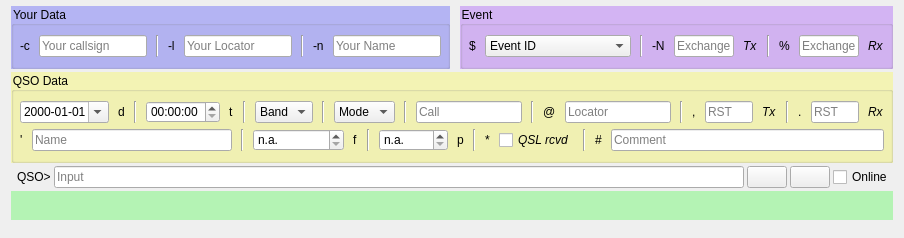
The window that ui_files/CassiopeiaConsole.ui (gitandy/DragonLog) describes before a commit, drawn with Qt 5.
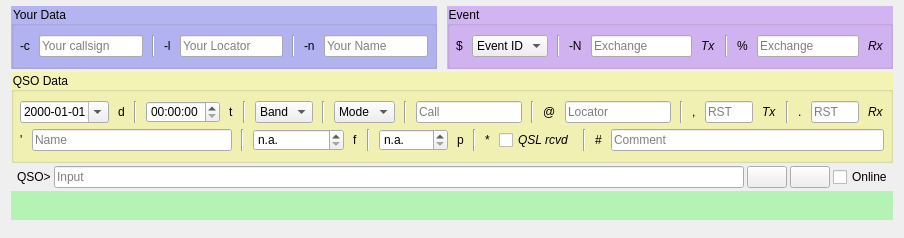
The same window after the commit. Icons and pictures are not drawn.

```diff
--- a/ui_files/CassiopeiaConsole.ui
+++ b/ui_files/CassiopeiaConsole.ui
@@ -195,12 +195,6 @@
         </item>
         <item>
          <widget class="QLineEdit" name="exchTXLineEdit">
-          <property name="maximumSize">
-           <size>
-            <width>60</width>
-            <height>16777215</height>
-           </size>
-          </property>
           <property name="placeholderText">
            <string>Exchange</string>
           </property>
@@ -237,12 +231,6 @@
         </item>
         <item>
          <widget class="QLineEdit" name="exchRXLineEdit">
-          <property name="maximumSize">
-           <size>
-            <width>60</width>
-            <height>16777215</height>
-           </size>
-          </property>
           <property name="placeholderText">
            <string>Exchange</string>
           </property>
```
